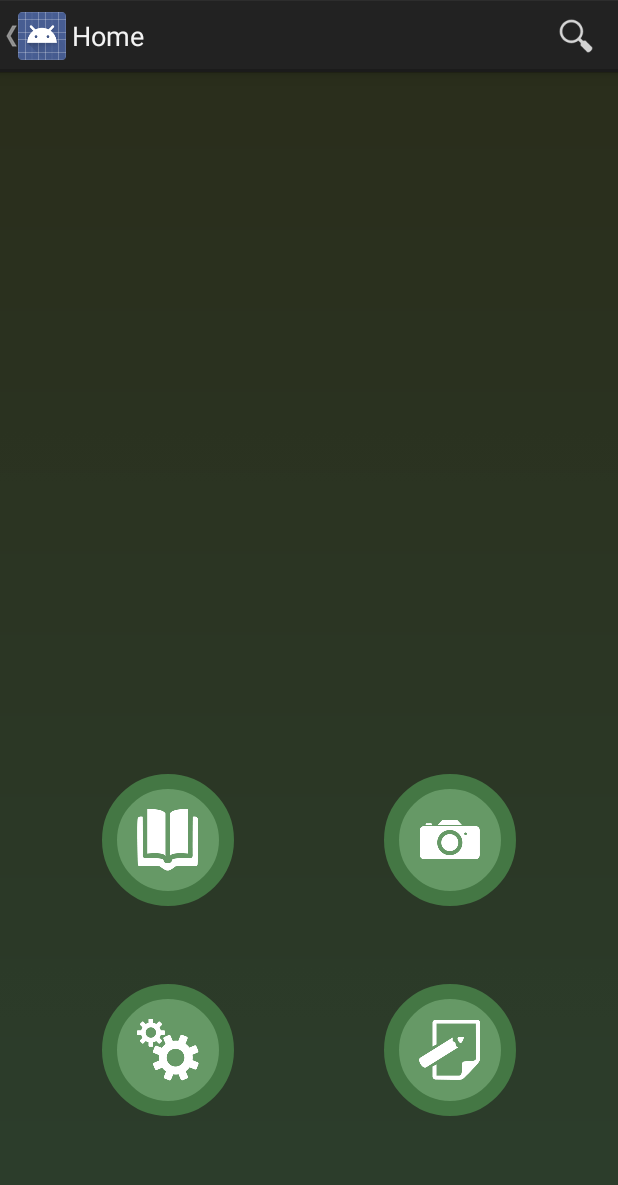
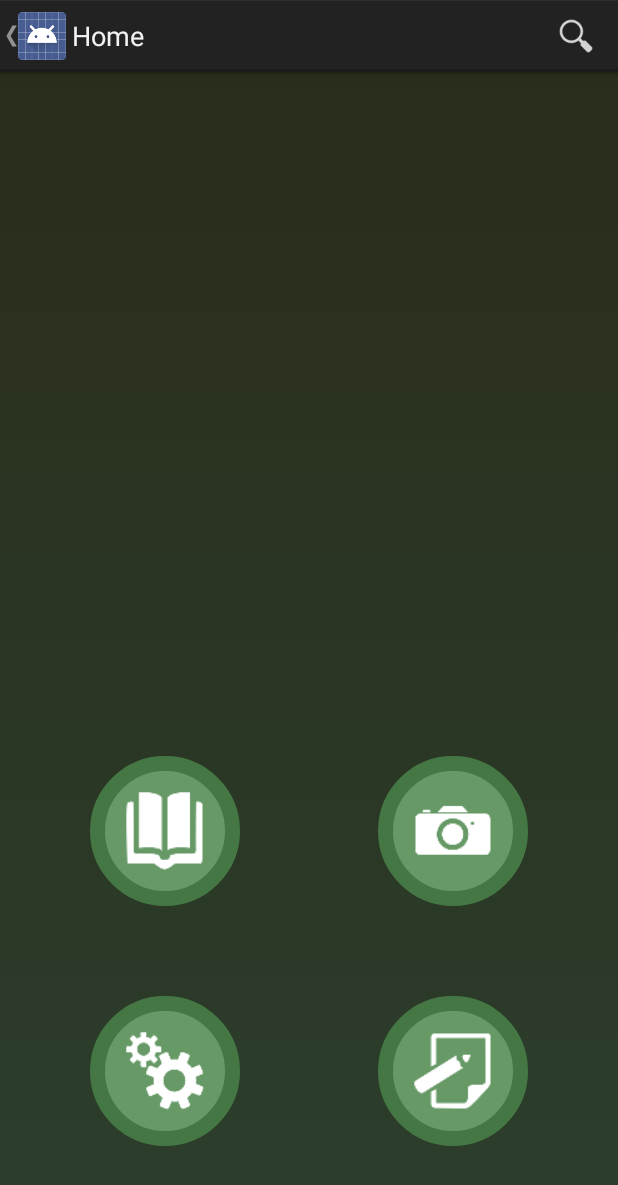
Before and after one commit to Aardevarken/LuminousMossBosses, an Android app: the screen it shows after launch (MainActivity), on a phone screen of 412 x 824 dp. Shown: the top 1185 px of the screen. Run offline under Robolectric (Android 15) with nearby library versions, the phone set to English and light mode, and no system bars; 2 statements that could not run were skipped.

Commit message:
small layout changes

```diff
--- a/app/src/main/res/drawable/round_button_pressed.xml
+++ b/app/src/main/res/drawable/round_button_pressed.xml
@@ -2,7 +2,7 @@
 <shape xmlns:android="http://schemas.android.com/apk/res/android"
     android:shape="oval">
     <solid android:color="@color/round_btn_pr_solid"/>
-    <stroke android:width="15dp" android:color="@color/round_btn_pr_stroke" />
+    <stroke android:width="12dp" android:color="@color/round_btn_pr_stroke" />
 
 
 </shape>
--- a/app/src/main/res/layout/fragment_home.xml
+++ b/app/src/main/res/layout/fragment_home.xml
@@ -5,8 +5,8 @@
     android:background="@drawable/home_bg">
 
     <ImageButton
-        android:layout_width="wrap_content"
-        android:layout_height="wrap_content"
+        android:layout_width="100dp"
+        android:layout_height="100dp"
         android:background="@drawable/round_button"
         android:src="@drawable/ic_openbook"
         android:adjustViewBounds="true"
@@ -24,11 +24,11 @@
         android:layout_alignParentBottom="true"
         android:layout_alignParentLeft="true"
         android:layout_alignParentStart="true"
-        android:layout_marginLeft="68dp"
-        android:layout_marginStart="68dp" />
+        android:layout_marginLeft="60dp"
+        android:layout_marginStart="0dp" />
     <ImageButton
-        android:layout_width="wrap_content"
-        android:layout_height="wrap_content"
+        android:layout_width="100dp"
+        android:layout_height="100dp"
         android:background="@drawable/round_button"
         android:src="@drawable/ic_camera"
         android:adjustViewBounds="true"
@@ -45,13 +45,13 @@
         android:layout_alignTop="@+id/Field_Guide_button"
         android:layout_alignParentRight="true"
         android:layout_alignParentEnd="true"
-        android:layout_marginRight="68dp"
-        android:layout_marginEnd="68dp" />
+        android:layout_marginRight="60dp"
+        android:layout_marginEnd="0dp" />
 
 
     <ImageButton
-        android:layout_width="wrap_content"
-        android:layout_height="wrap_content"
+        android:layout_width="100dp"
+        android:layout_height="100dp"
         android:background="@drawable/round_button"
         android:src="@drawable/ic_cogwheel"
         android:adjustViewBounds="true"
@@ -64,16 +64,16 @@
         android:minWidth="130dp"
         android:maxHeight="130dp"
         android:maxWidth="130dp"
-        android:layout_marginBottom="80dp"
+        android:layout_marginBottom="60dp"
         android:scaleType="fitCenter"
         android:layout_alignParentBottom="true"
         android:layout_alignParentLeft="true"
         android:layout_alignParentStart="true"
-        android:layout_marginLeft="68dp"
-        android:layout_marginStart="68dp" />
+        android:layout_marginLeft="60dp"
+        android:layout_marginStart="0dp" />
     <ImageButton
-        android:layout_width="wrap_content"
-        android:layout_height="wrap_content"
+        android:layout_width="100dp"
+        android:layout_height="100dp"
         android:background="@drawable/round_button"
         android:src="@drawable/ic_notepage"
         android:adjustViewBounds="true"
@@ -90,7 +90,7 @@
         android:layout_alignTop="@+id/settings_button"
         android:layout_alignParentRight="true"
         android:layout_alignParentEnd="true"
-        android:layout_marginRight="68dp"
-        android:layout_marginEnd="68dp" />
+        android:layout_marginRight="60dp"
+        android:layout_marginEnd="0dp" />
 
 </RelativeLayout>
--- a/app/src/main/res/values/colors.xml
+++ b/app/src/main/res/values/colors.xml
@@ -3,6 +3,7 @@
     <!-- Gradients -->
     <item name="home_bg_start" type="color">#e5142814</item>
     <item name="home_bg_end" type="color">#e5141804</item>
+    <item name="home_text" type="color">#ffffff</item>
 
     <!-- List View Fragments -->
     <item name="list_title" type="color">#696960</item>
@@ -18,6 +19,11 @@
     <!-- Home Round Buttons -->
     <item name="round_btn_nm_solid" type="color">#696</item>
     <item name="round_btn_nm_stroke" type="color">#474</item>
-    <item name="round_btn_pr_solid" type="color">#585</item>
-    <item name="round_btn_pr_stroke" type="color">#363</item>
+    <item name="round_btn_pr_solid" type="color">#548874</item>
+    <item name="round_btn_pr_stroke" type="color">#236243</item>
+
+    <!-- Status -->
+    <item name="status_pending" type="color">#dd5522</item>
+    <item name="status_identified" type="color">#ddaa22</item>
+    <item name="status_sent" type="color">#22aa44</item>
 </resources>
```
Also changed, not shown: app/src/main/res/layout-v21/fragment_home_exp.xml (added, +50 -0 lines), app/src/main/res/layout/item_fieldguide.xml (+7 -8 lines), app/src/main/res/layout/item_myobservations.xml (+14 -0 lines).
